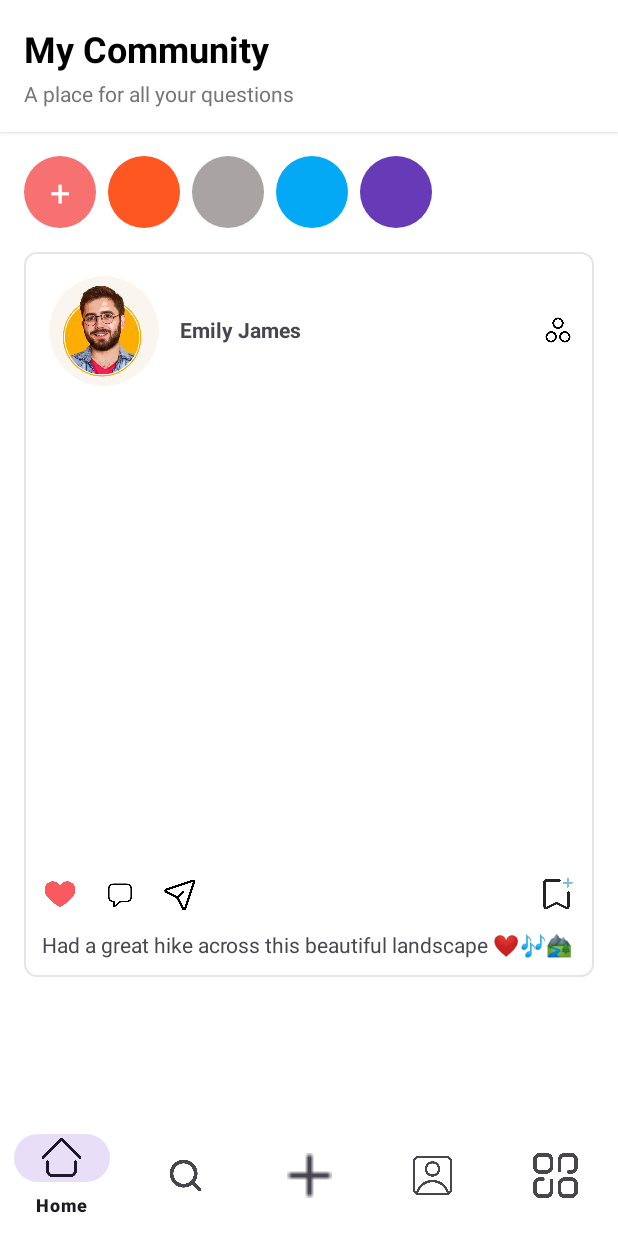
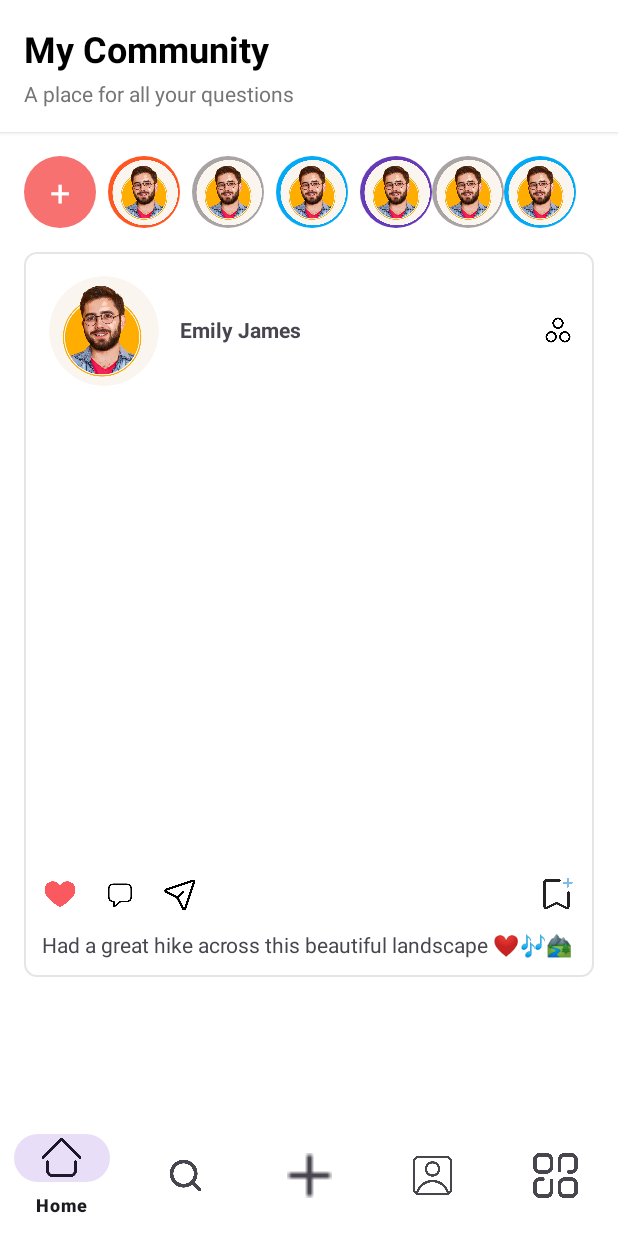
Before and after one commit to faiq0090/connectme, an Android app: the HomeFragment screen opened directly, with no data from a screen before it, on a phone screen of 412 x 824 dp. Run offline under Robolectric (Android 15) with nearby library versions, the phone set to English and light mode, and no system bars.

Commit message:
icon-error-removed

```diff
--- a/app/src/main/res/layout/fragment_home.xml
+++ b/app/src/main/res/layout/fragment_home.xml
@@ -87,6 +87,7 @@
                             android:layout_width="48dp"
                             android:layout_height="48dp"
                             android:layout_marginEnd="8dp"
+                            android:src="@drawable/default_profile"
                             android:background="@drawable/bg_circle_orange"
                             android:padding="1dp"/>
 
@@ -95,6 +96,7 @@
                             android:layout_width="48dp"
                             android:layout_height="48dp"
                             android:layout_marginEnd="8dp"
+                            android:src="@drawable/default_profile"
                             android:background="@drawable/bg_circle_gray"
                             android:padding="1dp"/>
 
@@ -103,6 +105,7 @@
                             android:layout_width="48dp"
                             android:layout_height="48dp"
                             android:layout_marginEnd="8dp"
+                            android:src="@drawable/default_profile"
                             android:background="@drawable/bg_circle_blue"
                             android:padding="1dp"/>
 
@@ -110,8 +113,25 @@
                             android:id="@+id/ivProfile4"
                             android:layout_width="48dp"
                             android:layout_height="48dp"
+                            android:src="@drawable/default_profile"
                             android:background="@drawable/bg_circle_purple"
                             android:padding="1dp"/>
+                        <ImageView
+                            android:id="@+id/ivProfile5"
+                            android:layout_width="48dp"
+                            android:layout_height="48dp"
+                            android:src="@drawable/default_profile"
+                            android:background="@drawable/bg_circle_gray"
+                            android:padding="1dp"/>
+                        <ImageView
+                            android:id="@+id/ivProfile6"
+                            android:layout_width="48dp"
+                            android:layout_height="48dp"
+                            android:src="@drawable/default_profile"
+                            android:background="@drawable/bg_circle_blue"
+                            android:padding="1dp"/>
+
+
                     </LinearLayout>
                 </HorizontalScrollView>
 
--- a/app/src/main/res/mipmap-anydpi-v26/ic_launcher.xml
+++ b/app/src/main/res/mipmap-anydpi-v26/ic_launcher.xml
@@ -1,5 +1,5 @@
 <?xml version="1.0" encoding="utf-8"?>
 <adaptive-icon xmlns:android="http://schemas.android.com/apk/res/android">
-    <background android:drawable="@color/ic_launcher_background"/>
-    <foreground android:drawable="@mipmap/ic_launcher_foreground"/>
+    <background android:drawable="@drawable/ic_launcher_background"/>
+    <foreground android:drawable="@drawable/ic_launcher_foreground"/>
 </adaptive-icon>
--- a/app/src/main/res/mipmap-anydpi-v26/ic_launcher_round.xml
+++ b/app/src/main/res/mipmap-anydpi-v26/ic_launcher_round.xml
@@ -1,5 +1,5 @@
 <?xml version="1.0" encoding="utf-8"?>
 <adaptive-icon xmlns:android="http://schemas.android.com/apk/res/android">
-    <background android:drawable="@color/ic_launcher_background"/>
-    <foreground android:drawable="@mipmap/ic_launcher_foreground"/>
+    <background android:drawable="@drawable/ic_launcher_background"/>
+    <foreground android:drawable="@drawable/ic_launcher_foreground"/>
 </adaptive-icon>
```
